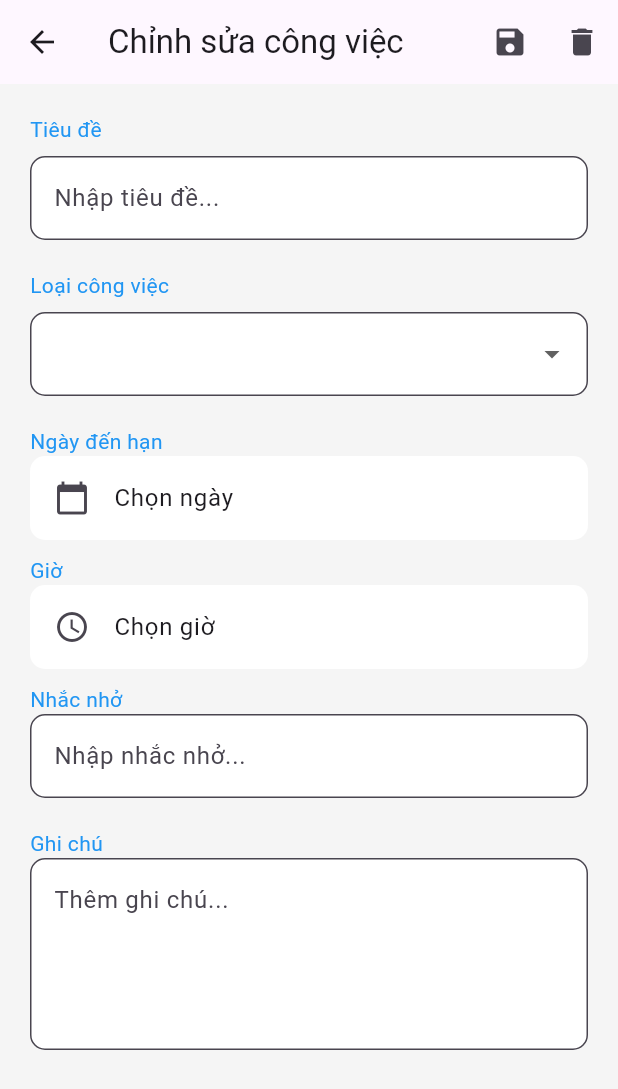
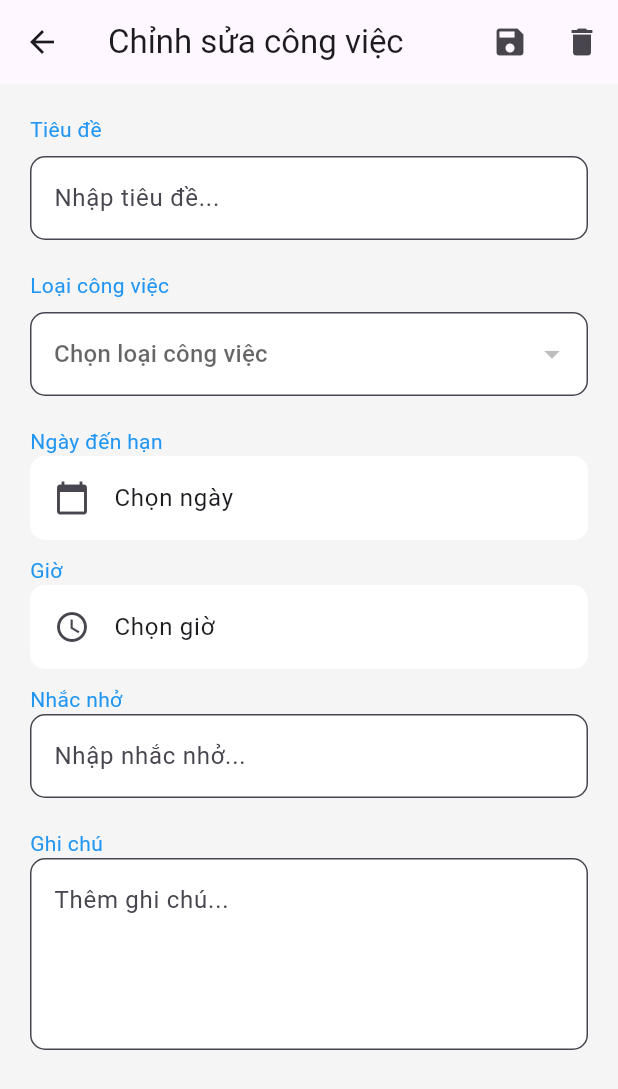
Before and after one commit to HaoLam2608/Todo_app, a Flutter app: the EditTaskPage screen opened directly with empty values, on a phone screen of 412 x 824 dp. Shown: the top 1089 px of the screen. Run offline on Flutter 3.47's test engine with Material 3 defaults, Android fonts, the phone set to English and light mode, and no system bars; our stand-ins replace flutter_local_notifications, font_awesome_flutter, image_picker, permission_handler, shared_preferences, sqflite and 1 more; accounts and stored records are empty.

Commit message:
fix linhtinh

```diff
--- a/lib/all_task/edit_task_page.dart
+++ b/lib/all_task/edit_task_page.dart
@@ -1,4 +1,5 @@
 import 'package:flutter/material.dart';
+import 'package:todo_list/database/category_database.dart';
 import 'package:todo_list/database/task_database.dart';
 import 'package:todo_list/database/task_model.dart';
 
@@ -14,8 +15,8 @@ class EditTaskPage extends StatefulWidget {
 class _EditTaskPageState extends State<EditTaskPage> {
   late TextEditingController _titleController;
   late TextEditingController _notesController;
-
-  String _selectedCategory = "Work";
+  List<Map<String, dynamic>> _categories = [];
+  String? _selectedCategory; // Sử dụng String? để xử lý null
   String _selectedDate = "";
   String _selectedTime = "";
   String _selectedReminder = "None";
@@ -25,10 +26,23 @@ class _EditTaskPageState extends State<EditTaskPage> {
     super.initState();
     _titleController = TextEditingController(text: widget.task.title);
     _notesController = TextEditingController(text: widget.task.notes);
-    _selectedCategory = widget.task.category;
+    _selectedCategory = widget.task.category; // Lưu giá trị từ task
     _selectedDate = widget.task.dueDate;
     _selectedTime = widget.task.time;
     _selectedReminder = widget.task.reminder;
+    _loadCategories();
+  }
+
+  Future<void> _loadCategories() async {
+    final data = await DatabaseHelper.instance.getCategories();
+    setState(() {
+      _categories = data;
+      // Nếu _selectedCategory không có trong danh sách, đặt giá trị mặc định
+      if (_selectedCategory != null &&
+          !_categories.map((cat) => cat['name']).contains(_selectedCategory)) {
+        _selectedCategory = _categories.isNotEmpty ? _categories[0]['name'] : null;
+      }
+    });
   }
 
   Future<void> _pickDate() async {
@@ -60,12 +74,9 @@ class _EditTaskPageState extends State<EditTaskPage> {
   void _confirmDeleteTask() async {
     final confirm = await showDialog<bool>(
       context: context,
-      builder:
-          (context) => AlertDialog(
+      builder: (context) => AlertDialog(
         title: const Text("Xoá công việc"),
-            content: const Text(
-              "Bạn có chắc chắn muốn xoá công việc này không?",
-            ),
+        content: const Text("Bạn có chắc chắn muốn xoá công việc này không?"),
         actions: [
           TextButton(
             onPressed: () => Navigator.of(context).pop(false),
@@ -91,7 +102,7 @@ class _EditTaskPageState extends State<EditTaskPage> {
     final updatedTask = widget.task.copy(
       title: _titleController.text,
       notes: _notesController.text,
-      category: _selectedCategory,
+      category: _selectedCategory ?? 'Uncategorized',
       dueDate: _selectedDate,
       time: _selectedTime,
       reminder: _selectedReminder,
@@ -116,10 +127,7 @@ class _EditTaskPageState extends State<EditTaskPage> {
         title: const Text('Chỉnh sửa công việc'),
         actions: [
           IconButton(icon: const Icon(Icons.save), onPressed: _saveTask),
-          IconButton(
-            icon: const Icon(Icons.delete),
-            onPressed: _confirmDeleteTask,
-          ),
+          IconButton(icon: const Icon(Icons.delete), onPressed: _confirmDeleteTask),
         ],
       ),
       body: SingleChildScrollView(
@@ -144,15 +152,14 @@ class _EditTaskPageState extends State<EditTaskPage> {
             const Text("Loại công việc", style: TextStyle(color: Colors.blue)),
             const SizedBox(height: 8),
             DropdownButtonFormField(
-              value: _selectedCategory,
-              items:
-                  ['Work', 'Study', 'Personal']
-                      .map(
-                        (label) =>
-                            DropdownMenuItem(value: label, child: Text(label)),
-                      )
-                      .toList(),
-              onChanged: (value) => setState(() => _selectedCategory = value!),
+              value: _selectedCategory, // Sử dụng giá trị từ database
+              items: _categories.map((category) {
+                return DropdownMenuItem<String>(
+                  value: category['name'],
+                  child: Text(category['name']),
+                );
+              }).toList(),
+              onChanged: (value) => setState(() => _selectedCategory = value),
               decoration: InputDecoration(
                 filled: true,
                 fillColor: Colors.white,
@@ -160,6 +167,7 @@ class _EditTaskPageState extends State<EditTaskPage> {
                   borderRadius: BorderRadius.circular(10),
                 ),
               ),
+              hint: const Text("Chọn loại công việc"), // Hiển thị nếu chưa có giá trị
             ),
             const SizedBox(height: 20),
             const Text("Ngày đến hạn", style: TextStyle(color: Colors.blue)),
```
Lines whose indentation alone changed are shown as unchanged.
